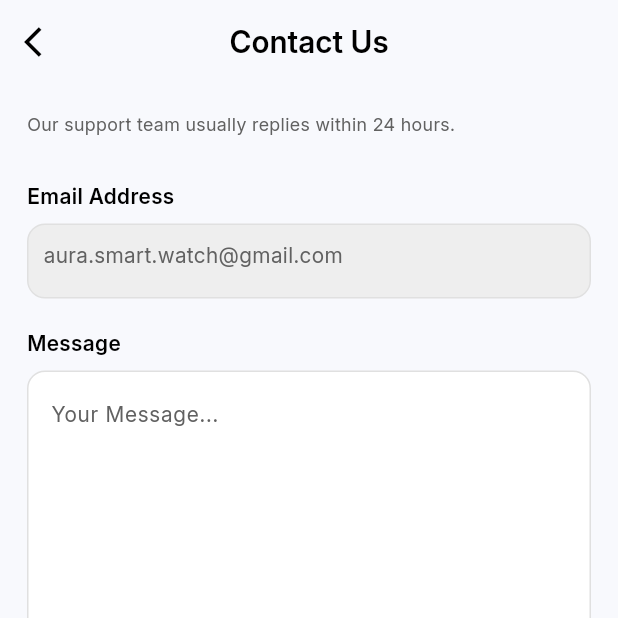
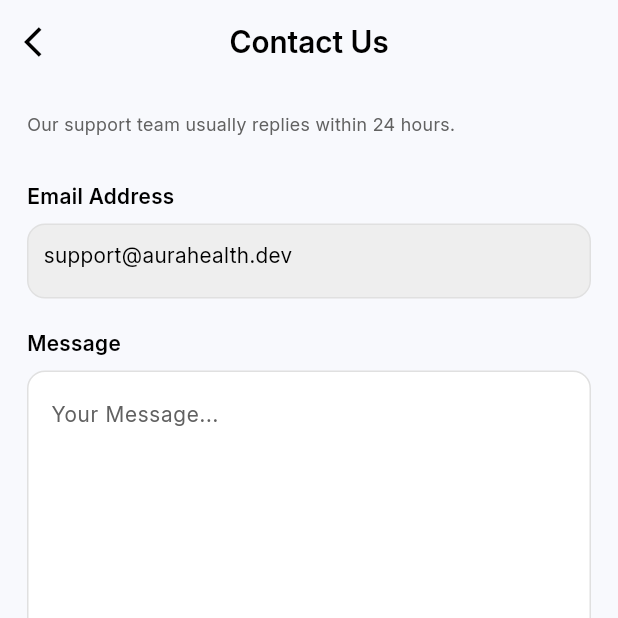
Before and after one commit to arwa-meky/aura_app, a Flutter app: the ContactUsScreen screen opened directly, on a phone screen of 412 x 824 dp, the top half of it. Run offline on Flutter 3.47's test engine with Material 3 defaults, Android fonts, the phone set to English and light mode, and no system bars; our stand-ins replace cached_network_image, carousel_slider, cookie_jar, country_code_picker, dio, dio_cookie_manager and 16 more; missing offline and left inert: flutter_facebook_auth, flutter_foreground_task; accounts and stored records are empty; network calls fail.

Commit message:
update mail support

```diff
--- a/lib/fratuers/profile/ui/universal_settings/contact_us_screen.dart
+++ b/lib/fratuers/profile/ui/universal_settings/contact_us_screen.dart
@@ -55,8 +55,8 @@ class ContactUsScreen extends StatelessWidget {
               ),
 
               child: Text(
-                'aura.smart.watch@gmail.com',
-                style: TextStyle(color: Color(0xff616161)),
+                'support@aurahealth.dev',
+                styple: TextStyle(color: Color(0xff616161)),
               ),
             ),
             const SizedBox(height: 20),
@@ -193,7 +193,7 @@ class ContactUsScreen extends StatelessWidget {
   void _sendEmail() async {
     final Uri emailUri = Uri(
       scheme: 'mailto',
-      path: 'aura.smart.watch@gmail.com',
+      path: 'support@aurahealth.dev',
       query:
           'subject=Aura Support&body=${Uri.encodeComponent(messageController.text)}',
     );
--- a/lib/fratuers/profile/ui/universal_settings/help_center_screen.dart
+++ b/lib/fratuers/profile/ui/universal_settings/help_center_screen.dart
@@ -72,7 +72,7 @@ class HelpCenterScreen extends StatelessWidget {
                 _launchEmail();
               },
               child: const Text(
-                "aura.smart.watch@gmail.com",
+                "support@aurahealth.dev",
                 style: TextStyle(
                   fontSize: 16,
                   color: Color(0xff194B96),
@@ -137,7 +137,7 @@ class HelpCenterScreen extends StatelessWidget {
   Future<void> _launchEmail() async {
     final Uri emailLaunchUri = Uri(
       scheme: 'mailto',
-      path: 'aura.smart.watch@gmail.com',
+      path: 'support@aurahealth.dev',
       query: 'subject=Support Request&body=Hello AURA Support,',
     );
     launchUrl(emailLaunchUri);
```
